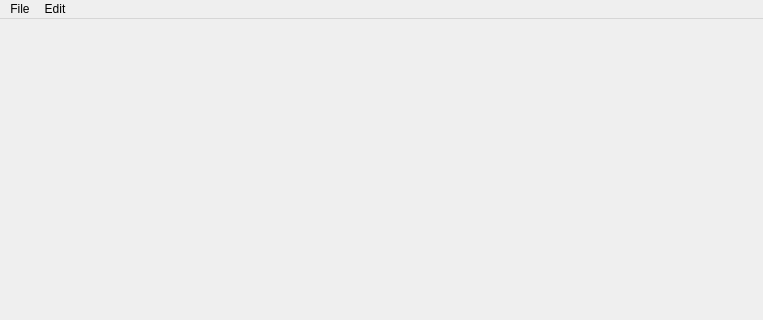
rdhafidh/dre, file mainwindow.ui: the form before one commit; both pictures show x 0 to 763 and y 0 to 320 of the 763 by 651 pixel window.
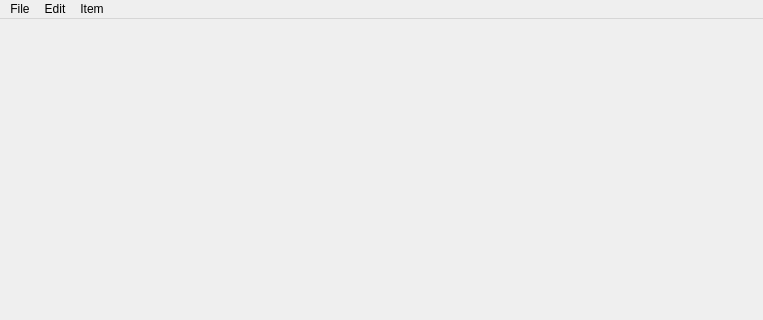
The form after the commit. Custom widgets are drawn as their Qt base class.

```diff
--- a/mainwindow.ui
+++ b/mainwindow.ui
@@ -40,7 +40,7 @@
      <x>0</x>
      <y>0</y>
      <width>763</width>
-     <height>18</height>
+     <height>20</height>
     </rect>
    </property>
    <widget class="QMenu" name="menuFile">
@@ -59,10 +59,18 @@
     <addaction name="actionDelete"/>
     <addaction name="actionKopi"/>
     <addaction name="actionPaste"/>
-    <addaction name="actionHapus_Semua"/>
+   </widget>
+   <widget class="QMenu" name="menuItem">
+    <property name="title">
+     <string>Item</string>
+    </property>
+    <addaction name="actionTambah_teks"/>
+    <addaction name="actionTambah_Gambar"/>
+    <addaction name="actionTambah_Shape"/>
    </widget>
    <addaction name="menuFile"/>
    <addaction name="menuEdit"/>
+   <addaction name="menuItem"/>
   </widget>
   <widget class="QStatusBar" name="statusBar"/>
   <action name="actionAdd_teks">
```
Left out of the diff: 66 changed lines with no effect on the pictures.
